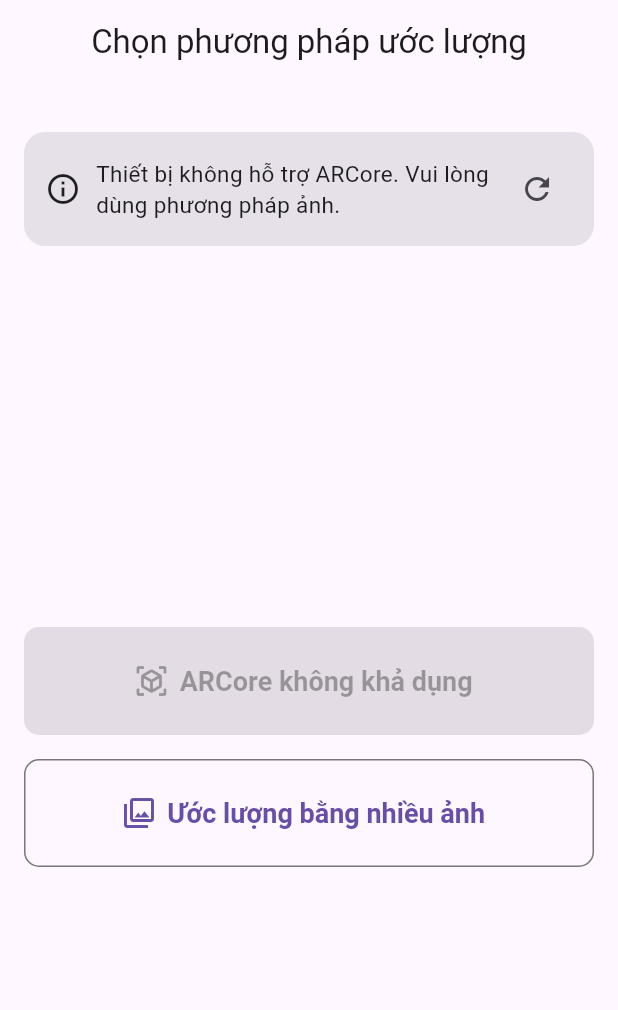
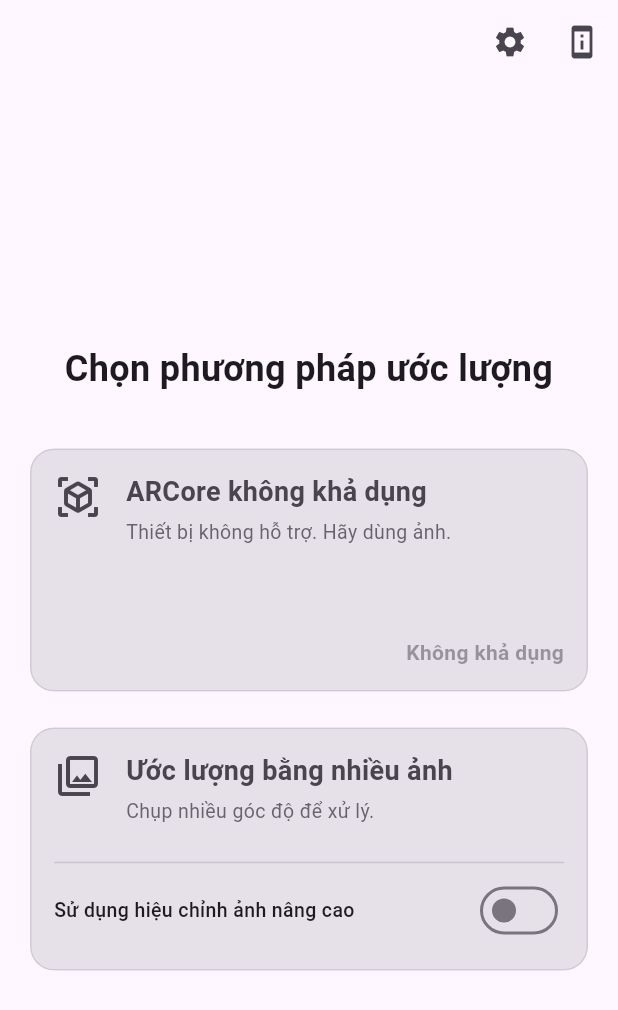
Before and after one commit to trungbuidesu/size-estimation, a Flutter app: the MethodsScreen screen opened by its route, on a phone screen of 412 x 824 dp. Shown: the top 1010 px of the screen. Run offline on Flutter 3.47's test engine with Material 3 defaults, Android fonts, the phone set to English and light mode, and no system bars; our stand-ins replace camera, go_router, permission_handler, sensors_plus, shared_preferences; missing offline and left inert: dart:ffi, google_mlkit_object_detection; accounts and stored records are empty.

Commit message:
Add camera specs view + Implement ratio settings

```diff
--- /dev/null
+++ b/size_estimation/lib/views/camera_property/index.dart
@@ -0,0 +1 @@
+export 'camera_property.dart';
--- a/size_estimation/lib/views/methods_screen/methods_screen.dart
+++ b/size_estimation/lib/views/methods_screen/methods_screen.dart
@@ -4,6 +4,8 @@
 import 'package:flutter/services.dart';
 import 'package:go_router/go_router.dart';
 import 'package:size_estimation/constants/index.dart';
+import 'package:size_estimation/views/camera_property/index.dart';
+import 'package:size_estimation/views/settings_screen/settings_screen.dart';
 
 class MethodsScreen extends StatefulWidget {
   const MethodsScreen({super.key});
@@ -17,6 +19,7 @@
       MethodChannel('com.example.size_estimation/arcore');
   bool _isCheckingSupport = false;
   bool _isArSupported = false;
+  bool _useAdvancedCorrection = false;
 
   @override
   void initState() {
@@ -176,108 +179,130 @@
     );
   }
 
+  void _showCameraProperties() {
+    showModalBottomSheet<void>(
+      context: context,
+      isScrollControlled: true,
+      useSafeArea: true,
+      showDragHandle: true,
+      builder: (context) {
+        return DraggableScrollableSheet(
+          expand: false,
+          initialChildSize: 0.7,
+          minChildSize: 0.5,
+          maxChildSize: 0.95,
+          builder: (context, controller) {
+            return Padding(
+              padding: const EdgeInsets.symmetric(horizontal: 16),
+              child: SingleChildScrollView(
+                controller: controller, // Attach controller for dragging
+                child: const CameraPropertiesWidget(),
+              ),
+            );
+          },
+        );
+      },
+    );
+  }
+
   @override
   Widget build(BuildContext context) {
-    final colorScheme = Theme.of(context).colorScheme;
-
     return Scaffold(
       appBar: AppBar(
-        title: const Text('Chọn phương pháp ước lượng'),
-        centerTitle: true,
+        actions: [
+          IconButton(
+            icon: const Icon(Icons.settings),
+            tooltip: 'Cài đặt',
+            onPressed: () {
+              Navigator.of(context).push(
+                MaterialPageRoute(
+                  builder: (context) => const SettingsScreen(),
                 ),
-      body: Align(
-        alignment: Alignment.topCenter,
+              );
+            },
+          ),
+          IconButton(
+            icon: const Icon(Icons.perm_device_information),
+            tooltip: 'Thuộc tính Camera',
+            onPressed: _showCameraProperties,
+          ),
+        ],
+      ),
+      body: Center(
+        child: SingleChildScrollView(
           child: ConstrainedBox(
             constraints: const BoxConstraints(maxWidth: 600),
             child: Padding(
               padding: const EdgeInsets.all(16),
               child: Column(
-              mainAxisAlignment: MainAxisAlignment.start,
+                mainAxisAlignment: MainAxisAlignment.center,
                 crossAxisAlignment: CrossAxisAlignment.stretch,
                 children: [
-                const SizedBox(height: 16),
-                Container(
-                  width: double.infinity,
-                  padding: const EdgeInsets.all(14),
-                  decoration: BoxDecoration(
-                    color: colorScheme.surfaceContainerHighest,
-                    borderRadius: BorderRadius.circular(14),
-                  ),
-                  child: Row(
-                    children: [
-                      const Icon(Icons.info_outline),
-                      const SizedBox(width: 10),
-                      Expanded(
-                        child: Text(
-                          _isCheckingSupport
-                              ? 'Đang kiểm tra thiết bị có hỗ trợ ARCore...'
-                              : _isArSupported
-                                  ? 'Thiết bị hỗ trợ ARCore. Bạn có thể dùng đo trực tiếp.'
-                                  : 'Thiết bị không hỗ trợ ARCore. Vui lòng dùng phương pháp ảnh.',
-                          style: const TextStyle(fontSize: 15),
+                  const Text(
+                    'Chọn phương pháp ước lượng',
+                    textAlign: TextAlign.center,
+                    style: TextStyle(
+                      fontSize: 24,
+                      fontWeight: FontWeight.bold,
                     ),
                   ),
-                      IconButton(
-                        icon: const Icon(Icons.refresh),
-                        tooltip: 'Kiểm tra lại',
-                        onPressed: _isCheckingSupport ? null : _detectArSupport,
-                      ),
-                    ],
-                  ),
-                ),
-                const SizedBox(height: 24),
-                Expanded(
-                  child: Center(
+                  const SizedBox(height: 32),
+                  Center(
                     child: ConstrainedBox(
                       constraints: const BoxConstraints(maxWidth: 500),
                       child: Column(
                         mainAxisSize: MainAxisSize.min,
                         crossAxisAlignment: CrossAxisAlignment.stretch,
                         children: [
-                          GestureDetector(
-                            onLongPress: _showArInfoSheet,
-                            child: FilledButton.icon(
-                              icon: const Icon(Icons.view_in_ar, size: 24),
-                              onPressed: (_isArSupported && !_isCheckingSupport)
-                                  ? _onSelectArCore
-                                  : null,
-                              style: FilledButton.styleFrom(
-                                minimumSize: const Size.fromHeight(72),
-                                shape: RoundedRectangleBorder(
-                                  borderRadius: BorderRadius.circular(10),
-                                ),
-                                textStyle: const TextStyle(
-                                    fontSize: 18, fontWeight: FontWeight.w600),
-                              ),
-                              label: Text(
-                                _isCheckingSupport
+                          _buildMethodCard(
+                            context: context,
+                            title: _isCheckingSupport
                                 ? 'Đang kiểm tra ARCore...'
                                 : _isArSupported
                                     ? 'Ước lượng bằng ARCore'
                                     : 'ARCore không khả dụng',
+                            subtitle: _isCheckingSupport
+                                ? 'Đang xác thực khả năng hỗ trợ...'
+                                : _isArSupported
+                                    ? 'Thiết bị hỗ trợ. Đo trực tiếp.'
+                                    : 'Thiết bị không hỗ trợ. Hãy dùng ảnh.',
+                            icon: Icons.view_in_ar,
+                            onTap: (_isArSupported && !_isCheckingSupport)
+                                ? _onSelectArCore
+                                : null,
+                            isPrimary: _isArSupported,
+                          ),
+                          const SizedBox(height: 16),
+                          _buildMethodCard(
+                            context: context,
+                            title: 'Ước lượng bằng nhiều ảnh',
+                            subtitle: 'Chụp nhiều góc độ để xử lý.',
+                            icon: Icons.photo_library_outlined,
+                            onTap: _onSelectMultiImage,
+                            isPrimary: false,
+                            child: Row(
+                              mainAxisAlignment: MainAxisAlignment.spaceBetween,
+                              children: [
+                                const Flexible(
+                                  child: Text(
+                                    'Sử dụng hiệu chỉnh ảnh nâng cao',
+                                    style: TextStyle(
+                                        fontSize: 13,
+                                        fontWeight: FontWeight.w500),
                                   ),
                                 ),
+                                Switch(
+                                  value: _useAdvancedCorrection,
+                                  onChanged: (bool value) {
+                                    setState(() {
+                                      _useAdvancedCorrection = value;
+                                    });
+                                  },
                                 ),
-                          const SizedBox(height: 16),
-                          GestureDetector(
-                            onLongPress: _showMultiImageInfoSheet,
-                            child: OutlinedButton.icon(
-                              icon: const Icon(Icons.photo_library_outlined,
-                                  size: 24),
-                              onPressed: _onSelectMultiImage,
-                              style: OutlinedButton.styleFrom(
-                                minimumSize: const Size.fromHeight(72),
-                                shape: RoundedRectangleBorder(
-                                  borderRadius: BorderRadius.circular(10),
-                                ),
-                                textStyle: const TextStyle(
-                                    fontSize: 18, fontWeight: FontWeight.w600),
-                              ),
-                              label: const Text('Ước lượng bằng nhiều ảnh'),
+                              ],
                             ),
                           ),
                         ],
-                      ),
                       ),
                     ),
                   ),
@@ -286,6 +311,105 @@
             ),
           ),
         ),
+      ),
+    );
+  }
+
+  Widget _buildMethodCard({
+    required BuildContext context,
+    required String title,
+    required String subtitle,
+    required IconData icon,
+    required VoidCallback? onTap,
+    required bool isPrimary,
+    Widget? child,
+  }) {
+    final colorScheme = Theme.of(context).colorScheme;
+    final backgroundColor = isPrimary
+        ? colorScheme.primaryContainer
+        : colorScheme.surfaceContainerHighest;
+    final onBackgroundColor = isPrimary
+        ? colorScheme.onPrimaryContainer
+        : colorScheme.onSurfaceVariant;
+
+    return SizedBox(
+      height: 170, // Fixed height for consistency
+      child: Card(
+        color: backgroundColor,
+        elevation: 0,
+        shape: RoundedRectangleBorder(
+          borderRadius: BorderRadius.circular(16),
+          side: isPrimary
+              ? BorderSide.none
+              : BorderSide(color: colorScheme.outline.withOpacity(0.2)),
+        ),
+        clipBehavior: Clip.antiAlias,
+        child: InkWell(
+          onTap: onTap,
+          onLongPress: isPrimary ? _showArInfoSheet : _showMultiImageInfoSheet,
+          child: Padding(
+            padding: const EdgeInsets.all(16),
+            child: Column(
+              crossAxisAlignment: CrossAxisAlignment.start,
+              children: [
+                Row(
+                  crossAxisAlignment: CrossAxisAlignment.start,
+                  children: [
+                    Icon(icon, size: 32, color: onBackgroundColor),
+                    const SizedBox(width: 16),
+                    Expanded(
+                      child: Column(
+                        crossAxisAlignment: CrossAxisAlignment.start,
+                        children: [
+                          Text(
+                            title,
+                            style: TextStyle(
+                              fontSize: 18,
+                              fontWeight: FontWeight.bold,
+                              color: onBackgroundColor,
+                            ),
+                          ),
+                          const SizedBox(height: 4),
+                          Text(
+                            subtitle,
+                            style: TextStyle(
+                              fontSize: 13,
+                              color: onBackgroundColor.withOpacity(0.8),
+                            ),
+                          ),
+                        ],
+                      ),
+                    ),
+                  ],
+                ),
+                if (child != null) ...[
+                  const Spacer(),
+                  const Divider(),
+                  child,
+                ] else ...[
+                  const Spacer(),
+                  if (onTap == null)
+                    Align(
+                      alignment: Alignment.centerRight,
+                      child: Text(
+                        'Không khả dụng',
+                        style: TextStyle(
+                            color: onBackgroundColor.withOpacity(0.5),
+                            fontWeight: FontWeight.bold),
+                      ),
+                    )
+                  else
+                    Align(
+                      alignment: Alignment.centerRight,
+                      child: Icon(Icons.arrow_forward,
+                          color: onBackgroundColor.withOpacity(0.5)),
+                    ),
+                ],
+              ],
+            ),
+          ),
+        ),
+      ),
     );
   }
 }
--- a/size_estimation/pubspec.yaml
+++ b/size_estimation/pubspec.yaml
@@ -15,6 +15,7 @@
   ffi: ^2.1.4
   sensors_plus: ^7.0.0
   google_mlkit_object_detection: ^0.12.0
+  shared_preferences: ^2.5.4
 
 dev_dependencies:
   flutter_test:
```
Also changed, not shown: size_estimation/lib/views/camera_property/camera_property.dart (added, +287 -0 lines), size_estimation/lib/views/camera_screen/camera_screen.dart (+24 -2 lines), size_estimation/lib/views/settings_screen/settings_screen.dart (added, +140 -0 lines), size_estimation/lib/views/settings_screen/index.dart (added), 1 other file. Lines whose indentation alone changed are shown as unchanged.
